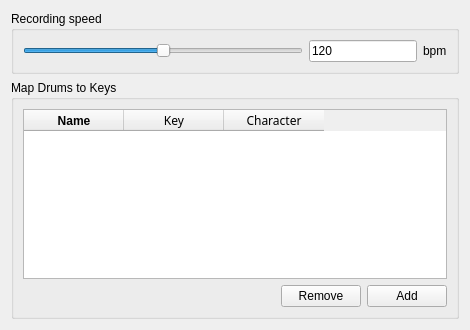
Before: the Qt Designer form prefsrec.ui in domoritz/drummy, drawn with Qt 5.
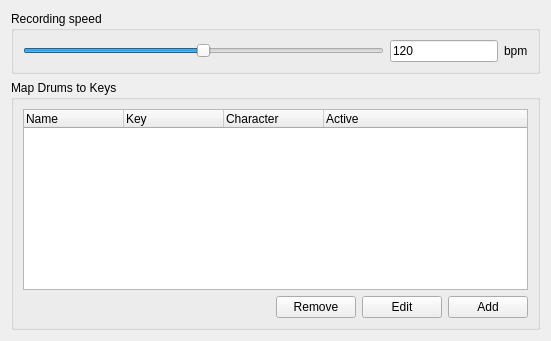
After: the same form once the commit is applied.

Commit message: preferences with tree view, better icons, notifications, better ui and help

```diff
--- a/prefsrec.ui
+++ b/prefsrec.ui
@@ -6,8 +6,8 @@
    <rect>
     <x>0</x>
     <y>0</y>
-    <width>470</width>
-    <height>330</height>
+    <width>551</width>
+    <height>341</height>
    </rect>
   </property>
   <property name="sizePolicy">
@@ -98,43 +98,28 @@
       <item>
        <layout class="QHBoxLayout" name="horizontalLayout_3">
         <item>
-         <widget class="QTableWidget" name="tableWidget">
-          <property name="sortingEnabled">
-           <bool>true</bool>
+         <widget class="QTreeWidget" name="treeWidget">
+          <property name="toolTip">
+           <string>duble click an item to edit it</string>
           </property>
-          <attribute name="verticalHeaderVisible">
-           <bool>false</bool>
-          </attribute>
           <column>
            <property name="text">
             <string>Name</string>
            </property>
-           <property name="font">
-            <font>
-             <family>Lucida Grande</family>
-             <weight>75</weight>
-             <bold>true</bold>
-            </font>
-           </property>
           </column>
           <column>
            <property name="text">
             <string>Key</string>
            </property>
-           <property name="font">
-            <font>
-             <family>Monaco</family>
-            </font>
-           </property>
           </column>
           <column>
            <property name="text">
             <string>Character</string>
            </property>
-           <property name="font">
-            <font>
-             <family>Monaco</family>
-            </font>
+          </column>
+          <column>
+           <property name="text">
+            <string>Active</string>
            </property>
           </column>
          </widget>
@@ -166,6 +151,16 @@
           </property>
          </widget>
         </item>
+        <item>
+         <widget class="QPushButton" name="editPushButton">
+          <property name="enabled">
+           <bool>true</bool>
+          </property>
+          <property name="text">
+           <string>Edit</string>
+          </property>
+         </widget>
+        </item>
         <item>
          <widget class="QPushButton" name="addPushButton">
           <property name="toolTip">
```
The commit also changes 16 other files.
